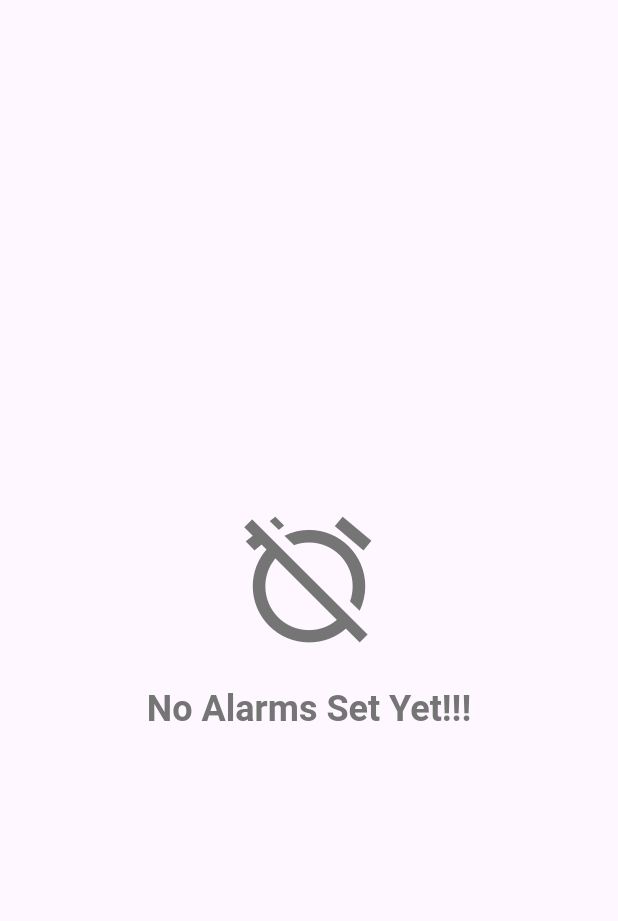
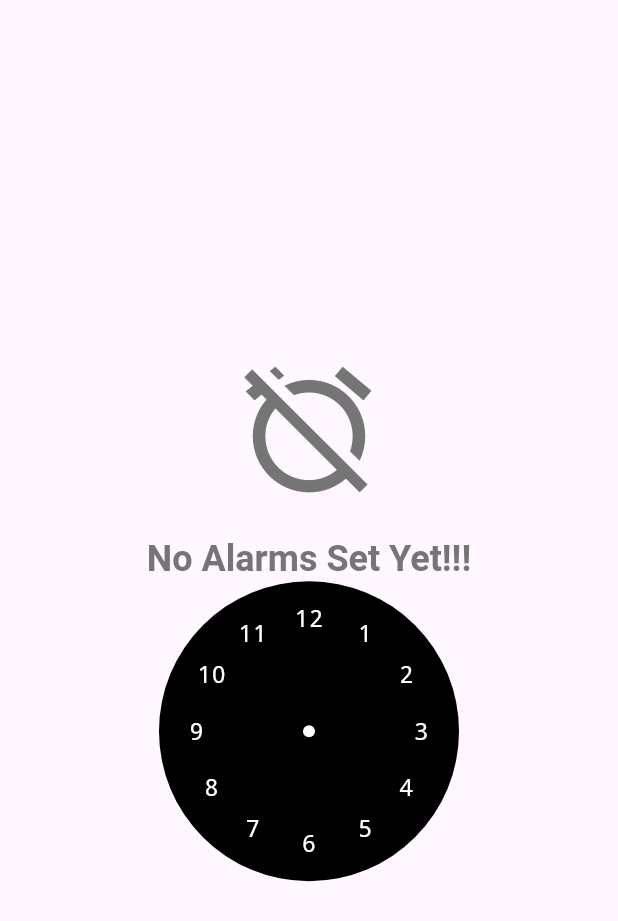
Before and after one commit to RohitMundhra123/portfolio_app, a Flutter app: the AlarmApp widget shown alone on an empty page, opened directly with empty values, on a phone screen of 412 x 824 dp. Shown: the top 921 px of the screen. Run offline on Flutter 3.47's test engine with Material 3 defaults, Android fonts, the phone set to English and light mode, and no system bars; our stand-ins replace drift, drift_flutter, get, shared_preferences, sqflite; accounts and stored records are empty; generated files the repository leaves out were written again.

Commit message:
Add ClockPickerPainter for hour selection in alarm UI

```diff
--- a/lib/screens/apps/clock/alarm.dart
+++ b/lib/screens/apps/clock/alarm.dart
@@ -2,6 +2,7 @@ import 'package:flutter/material.dart';
 import 'package:get/get.dart';
 import 'package:my_portfolio/constants/theme.dart';
 import 'package:my_portfolio/controllers/clock_controller.dart';
+import 'package:my_portfolio/utils/widgets/painter/clock_picker_painter.dart';
 
 class AlarmApp extends StatefulWidget {
   const AlarmApp({super.key, required this.clockController});
@@ -14,6 +15,8 @@ class AlarmApp extends StatefulWidget {
 
 class _AlarmAppState extends State<AlarmApp> {
   late final ClockController _clockController;
+  int? selectedHour;
+  int? selectedMinute;
 
   @override
   void initState() {
@@ -42,6 +45,22 @@ class _AlarmAppState extends State<AlarmApp> {
                         color: CustomThemeData.secondaryTextColor,
                       ),
                     ),
+                    CustomPaint(
+                      painter: ClockPickerPainter(
+                        selectedHour: selectedHour,
+                        selectedMinute: selectedMinute,
+                        onTimeChange: (hour) {
+                          setState(() {
+                            if (hour == 0) {
+                              selectedHour = 12;
+                            } else {
+                              selectedHour = hour;
+                            }
+                          });
+                        },
+                      ),
+                      size: const Size(200, 200),
+                    ),
                   ],
                 ),
               )
--- a/lib/utils/widgets/painter/clock_painter.dart
+++ b/lib/utils/widgets/painter/clock_painter.dart
@@ -8,13 +8,11 @@ class ClockPainter extends CustomPainter {
     required this.hour,
     required this.minute,
     required this.second,
-    this.onTimeChange,
   });
 
   final int hour;
   final int minute;
   final int second;
-  final Function(int)? onTimeChange;
 
   @override
   void paint(Canvas canvas, Size size) {
@@ -106,23 +104,23 @@ class ClockPainter extends CustomPainter {
   }
 
   @override
-  bool? hitTest(Offset position) {
-    final dx = position.dx;
-    final dy = position.dy;
-    final centerX = 200 / 2;
-    final centerY = 200 / 2;
-    final angle = atan2(dy - centerY, dx - centerX);
-    final adjustedAngle = (angle + pi / 2) % (2 * pi);
-    final hour = (adjustedAngle / (pi / 6)).round() % 12;
-    print(hour);
-    if (onTimeChange != null) {
-      onTimeChange!(hour);
-    }
-    return super.hitTest(position);
-  }
-
-  @override
   bool shouldRepaint(CustomPainter oldDelegate) {
     return true;
   }
 }
+
+// @override
+// bool? hitTest(Offset position) {
+//   final dx = position.dx;
+//   final dy = position.dy;
+//   final centerX = 200 / 2;
+//   final centerY = 200 / 2;
+//   final angle = atan2(dy - centerY, dx - centerX);
+//   final adjustedAngle = (angle + pi / 2) % (2 * pi);
+//   final hour = (adjustedAngle / (pi / 6)).round() % 12;
+//   print(hour);
+//   if (onTimeChange != null) {
+//     onTimeChange!(hour);
+//   }
+//   return super.hitTest(position);
+// }
--- /dev/null
+++ b/lib/utils/widgets/painter/clock_picker_painter.dart
@@ -0,0 +1,106 @@
+import 'dart:math';
+
+import 'package:flutter/material.dart';
+import 'package:my_portfolio/constants/theme.dart';
+
+class ClockPickerPainter extends CustomPainter {
+  final int? selectedHour;
+  final int? selectedMinute;
+  final Function(int)? onTimeChange;
+
+  late int hour;
+
+  ClockPickerPainter({
+    required this.selectedHour,
+    required this.selectedMinute,
+    this.onTimeChange,
+  }) {
+    hour = selectedHour ?? 12;
+  }
+
+  @override
+  void paint(Canvas canvas, Size size) {
+    final centerX = size.width / 2;
+    final centerY = size.height / 2;
+    final center = Offset(centerX, centerY);
+    final radius = size.width / 2;
+
+    final Paint backgroundPaint =
+        Paint()
+          ..color = Colors.black
+          ..style = PaintingStyle.fill
+          ..strokeWidth = 2;
+
+    final Paint centerDial =
+        Paint()
+          ..color = Colors.white
+          ..style = PaintingStyle.fill;
+
+    canvas.drawCircle(center, radius, backgroundPaint);
+
+    final Paint selectedPaint =
+        Paint()
+          ..color = CustomThemeData.primaryColor
+          ..style = PaintingStyle.fill
+          ..strokeWidth = 2;
+
+    final Paint dialPaint =
+        Paint()
+          ..color = CustomThemeData.primaryColor
+          ..style = PaintingStyle.stroke
+          ..strokeWidth = 4;
+
+    final TextPainter textPainter = TextPainter(
+      textDirection: TextDirection.ltr,
+      textAlign: TextAlign.center,
+    );
+
+    for (int i = 1; i <= 12; i++) {
+      final angle = -pi / 2 + (i * pi / 6);
+      final double x = centerX + (radius - 25) * cos(angle);
+      final double y = centerY + (radius - 25) * sin(angle);
+
+      textPainter.text = TextSpan(
+        text: (i).toString(),
+        style: TextStyle(
+          color: Colors.white,
+          fontFamily: "monospace",
+          fontSize: 16,
+        ),
+      );
+
+      textPainter.layout();
+      if (i == selectedHour) {
+        canvas.drawCircle(Offset(x, y), textPainter.height, selectedPaint);
+        canvas.drawLine(center, Offset(x, y), dialPaint);
+      }
+      textPainter.paint(
+        canvas,
+        Offset(x - textPainter.width / 2, y - textPainter.height / 2),
+      );
+    }
+    canvas.drawCircle(center, 4, centerDial);
+  }
+
+  @override
+  bool? hitTest(Offset position) {
+    final dx = position.dx;
+    final dy = position.dy;
+    final centerX = 200 / 2;
+    final centerY = 200 / 2;
+    final angle = atan2(dy - centerY, dx - centerX);
+    final adjustedAngle = (angle + pi / 2) % (2 * pi);
+    final hour = (adjustedAngle / (pi / 6)).round() % 12;
+
+    if (onTimeChange != null) {
+      onTimeChange!(hour);
+    }
+
+    return super.hitTest(position);
+  }
+
+  @override
+  bool shouldRepaint(covariant CustomPainter oldDelegate) {
+    return true;
+  }
+}
```
